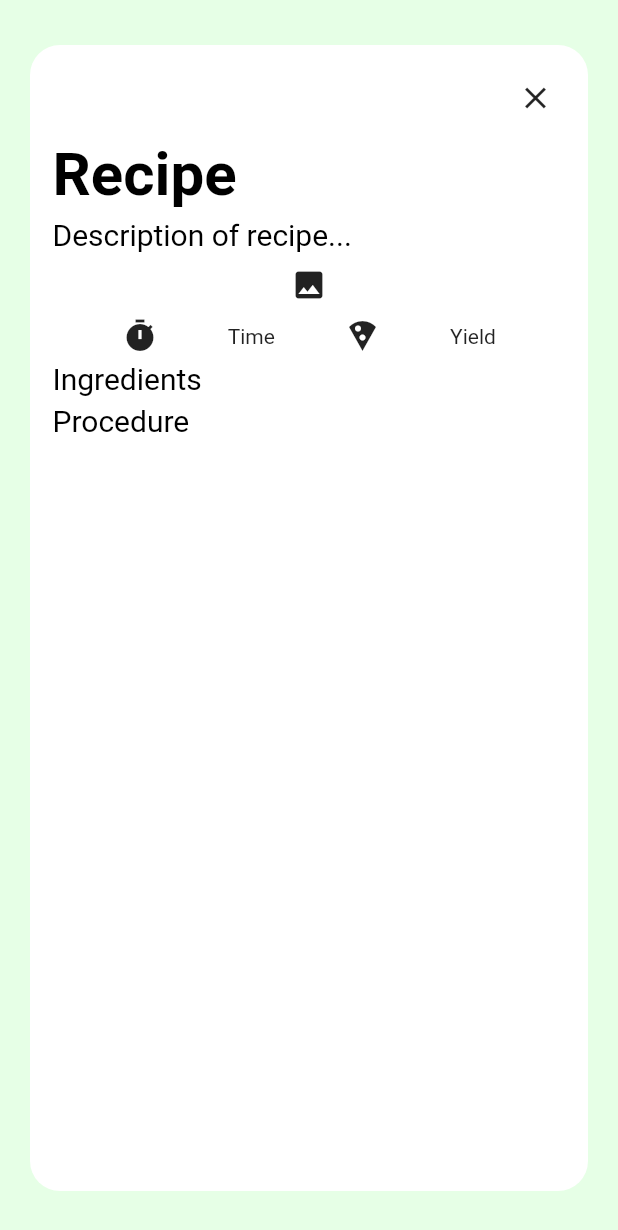
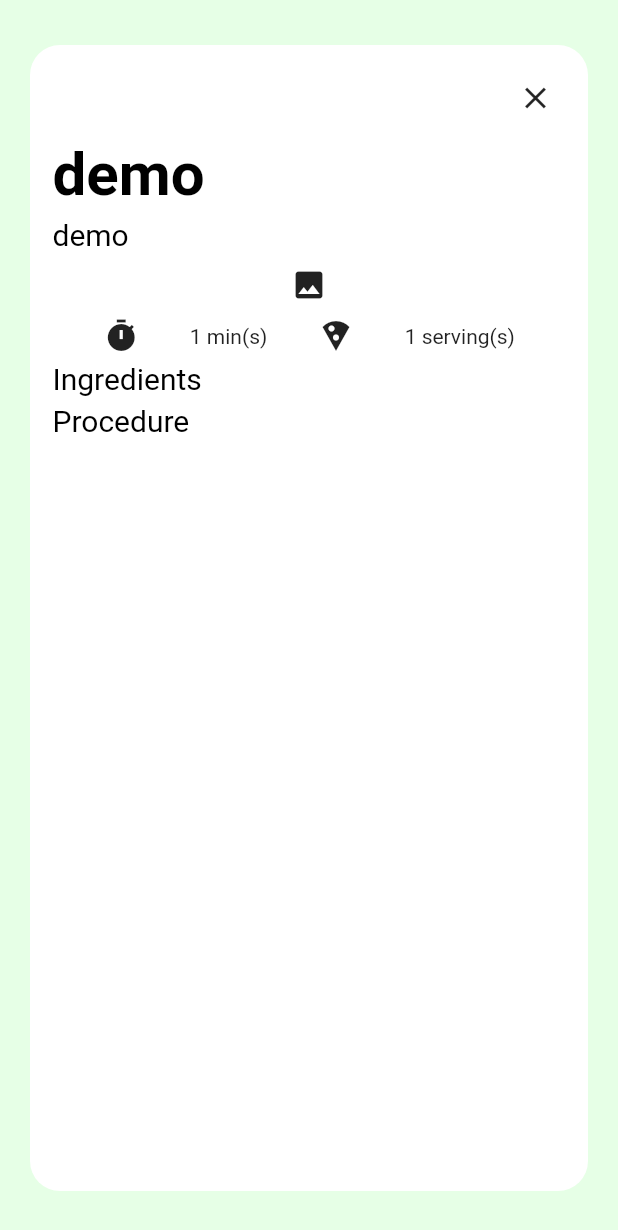
Before and after one commit to christopherlam888/recipe-ready-frontend, a Flutter app: the Recipe screen opened by its route, on a phone screen of 412 x 824 dp. Shown: the top 1230 px of the screen. Run offline on Flutter 3.47's test engine with Material 2 defaults, Android fonts, the phone set to English and light mode, and no system bars; our stand-ins replace flutter_slidable, grouped_list; network calls fail.

Commit message:
state: Feed recipe data into recipes screen

```diff
--- a/lib/plan.dart
+++ b/lib/plan.dart
@@ -83,6 +83,7 @@ class _PlanState extends State<Plan> {
                       trailing: IconButton(
                         icon: Icon(Icons.remove_red_eye),
                         onPressed: () {
+                          state.activeRecipe = element;
                           Navigator.pushNamed(context, '/recipe');
                         },
                       ),
--- a/lib/recipe.dart
+++ b/lib/recipe.dart
@@ -1,4 +1,6 @@
 import 'package:flutter/material.dart';
+import 'package:provider/provider.dart';
+import 'package:recipe_ready/state.dart';
 
 class Recipe extends StatefulWidget {
   @override
@@ -19,7 +21,8 @@ class _RecipeState extends State<Recipe> {
           ),
           child: Padding(
               padding: const EdgeInsets.all(15.0),
-            child: Column(
+              child: Consumer<StateTracker>(builder: (context, state, child) {
+                return Column(
                   crossAxisAlignment: CrossAxisAlignment.start,
                   children: [
                     Row(
@@ -34,17 +37,15 @@ class _RecipeState extends State<Recipe> {
                         ),
                       ],
                     ),
-                Text(
-                    "Recipe",
+                    Text(state.activeRecipe.name,
                         style: TextStyle(
                           fontSize: 40.0,
                           fontWeight: FontWeight.bold,
                           color: Colors.black,
-                    )
-                ),
+                        )),
                     SizedBox(height: 5.0),
                     Text(
-                  "Description of recipe...",
+                      state.activeRecipe.description ?? "",
                       style: TextStyle(
                         fontSize: 20.0,
                         color: Colors.black,
@@ -58,30 +59,29 @@ class _RecipeState extends State<Recipe> {
                       mainAxisAlignment: MainAxisAlignment.spaceEvenly,
                       children: [
                         Icon(Icons.timer),
-                    Text("Time"),
+                        Text(
+                            "${state.activeRecipe.prepTime?.toString()} min(s)"),
                         Icon(Icons.local_pizza),
-                    Text("Yield"),
+                        // TODO: hide them if they are null
+                        Text(
+                            "${state.activeRecipe.yield?.toString()} serving(s)"),
                       ],
                     ),
                     SizedBox(height: 5.0),
-                Text(
-                    "Ingredients",
+                    Text("Ingredients",
                         style: TextStyle(
                           fontSize: 20.0,
                           color: Colors.black,
-                    )
-                ),
+                        )),
                     SizedBox(height: 5.0),
-                Text(
-                    "Procedure",
+                    Text("Procedure",
                         style: TextStyle(
                           fontSize: 20.0,
                           color: Colors.black,
-                    )
-                ),
+                        )),
                   ],
-            ),
-          ),
+                );
+              })),
         ),
       ),
     );
--- a/lib/state.dart
+++ b/lib/state.dart
@@ -67,6 +67,10 @@ class StateTracker extends ChangeNotifier {
   final List<Recipe> _recipes = [];
   List<Recipe> get recipes => _recipes;
 
+  // state
+  Recipe activeRecipe = Recipe("demo", "demo", "demo", 1, 1, "demo",
+      {"demo": 1}, [], false, false, false, false, false, false);
+
   // settings
   int _numPeople = 1;
   int _mealsPerDay = 2;
```
Lines whose indentation alone changed are shown as unchanged.
